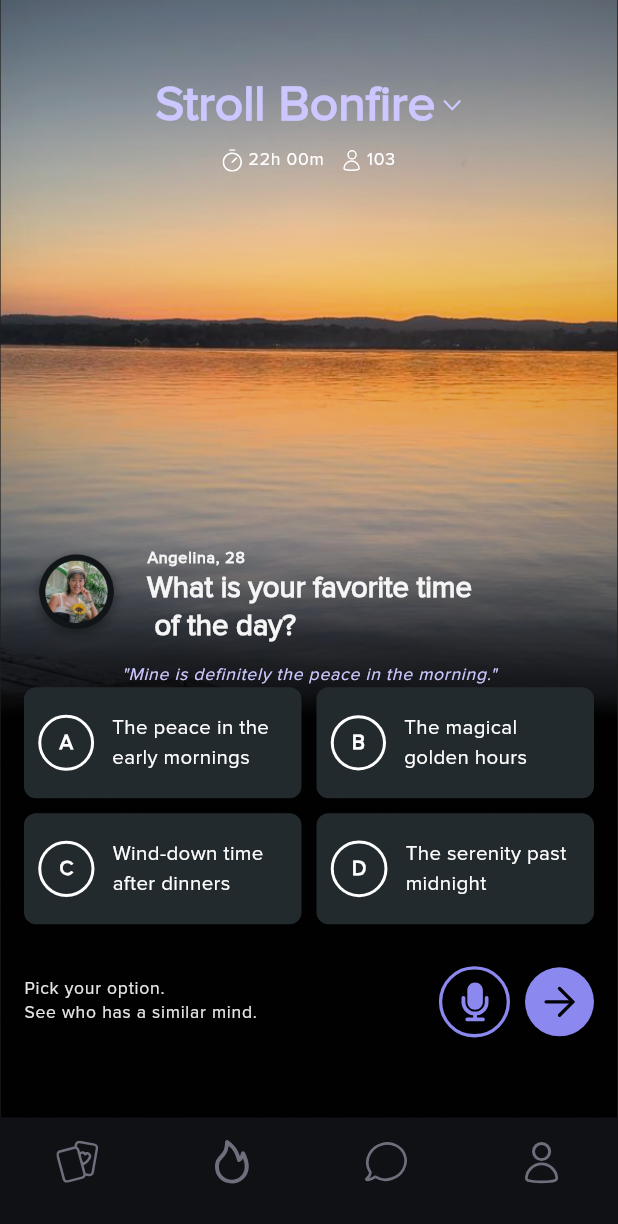
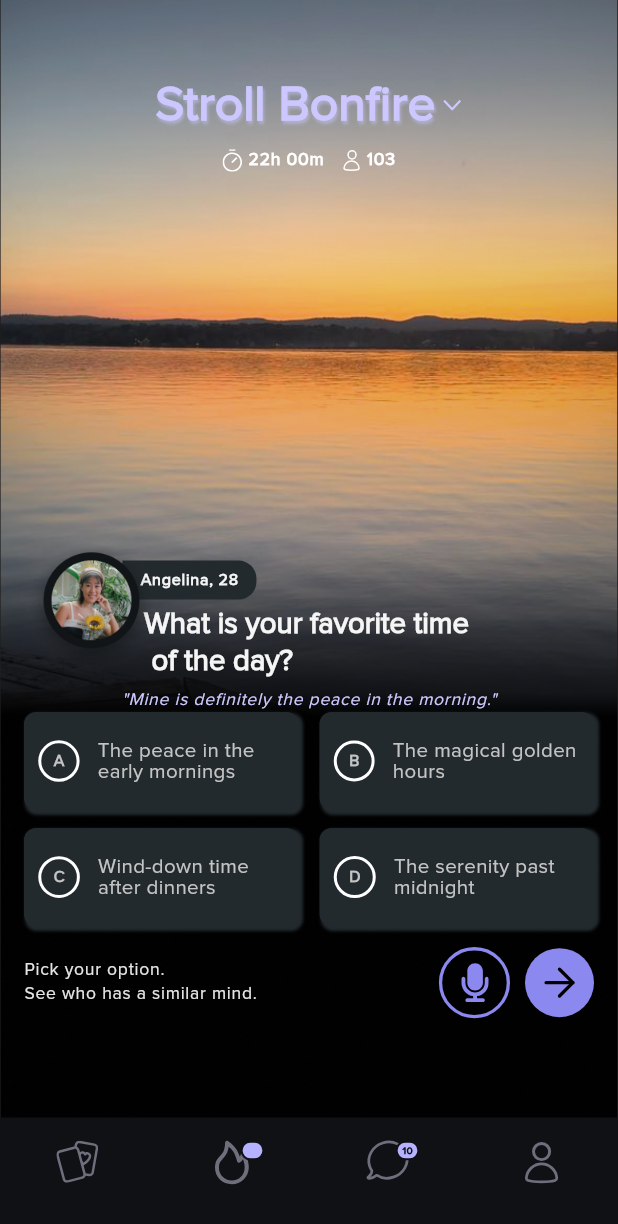
Before and after one commit to FuturetheCoder/stroll_bonfire, a Flutter app: the screen it shows after launch, on a phone screen of 412 x 824 dp. Shown: the top 1224 px of the screen. Run offline on Flutter 3.47's test engine with Material 3 defaults, Android fonts, the phone set to English and light mode, and no system bars; our stand-ins replace flutter_screenutil, flutter_svg, sizer; statements that could not run were skipped.

Commit message:
work on aligning the UIs

```diff
--- a/lib/feature/stroll_bonfire/screen/stroll_bonfire_screen.dart
+++ b/lib/feature/stroll_bonfire/screen/stroll_bonfire_screen.dart
@@ -7,10 +7,10 @@ class StrollBonfireScreen extends StatefulWidget {
   const StrollBonfireScreen({super.key});
 
   @override
-  _StrollBonfireScreenState createState() => _StrollBonfireScreenState();
+  StrollBonfireScreenState createState() => StrollBonfireScreenState();
 }
 
-class _StrollBonfireScreenState extends State<StrollBonfireScreen> {
+class StrollBonfireScreenState extends State<StrollBonfireScreen> {
   String? selectedOption; // Track the selected option
 
   @override
@@ -36,7 +36,19 @@ class _StrollBonfireScreenState extends State<StrollBonfireScreen> {
                     mainAxisAlignment: MainAxisAlignment.center,
                     children: [
                       Text('Stroll Bonfire',
-                          style: Theme.of(context).textTheme.headlineLarge),
+                          style: Theme.of(context)
+                              .textTheme
+                              .headlineLarge!
+                              .copyWith(
+                            shadows: [
+                              Shadow(
+                                blurRadius: 2.0,
+                                color:
+                                    AppColors.headlinePurple.withOpacity(0.5),
+                                offset: const Offset(1, 2),
+                              ),
+                            ],
+                          )),
                       AppSpacer.W1,
                       SvgPicture.asset(AppImages.dropdown)
                     ],
@@ -52,7 +64,9 @@ class _StrollBonfireScreenState extends State<StrollBonfireScreen> {
                           style: Theme.of(context)
                               .textTheme
                               .labelMedium!
-                              .copyWith(color: AppColors.white)),
+                              .copyWith(
+                                  color: AppColors.white,
+                                  fontWeight: FontWeight.bold)),
                       AppSpacer.W3,
                       SvgPicture.asset(AppImages.userSmall),
                       AppSpacer.W1,
@@ -60,31 +74,88 @@ class _StrollBonfireScreenState extends State<StrollBonfireScreen> {
                           style: Theme.of(context)
                               .textTheme
                               .labelMedium!
-                              .copyWith(color: AppColors.white)),
+                              .copyWith(
+                                  color: AppColors.white,
+                                  fontWeight: FontWeight.bold)),
                     ],
                   ),
 
-                  AppSpacer.H30,
+                  AppSpacer.H32,
+                  SizedBox(
+                    width: 200, // Adjust the size of the stack container
+                    height: 70,
+                    child: Stack(
+                      clipBehavior: Clip.none, // Allow content to overflow
+                      children: [
+                        // Positioned text at the top right corner
+                        Positioned(
+                          top: -5,
+                          right: 45,
+                          child: Container(
+                            padding: const EdgeInsets.symmetric(
+                                vertical: 5.0,
+                                horizontal:
+                                    12), // Add padding around the option
+                            decoration: const BoxDecoration(
+                              color: AppColors.tabGrey,
+                              borderRadius: BorderRadius.only(
+                                bottomRight: Radius.circular(12),
+                                topRight: Radius.circular(12),
+                              ),
+                            ),
+                            child: Text('Angelina, 28',
+                                style: Theme.of(context).textTheme.labelSmall),
+                          ),
+                        ),
+                        Positioned(
+                          top: 25,
+                          left: 80,
+                          child: Text(
+                              'What is your favorite time\n of the day?',
+                              style: Theme.of(context).textTheme.titleLarge),
+                        ),
+                        // Positioned CircleAvatar at the bottom left
+                        Positioned(
+                          bottom: 0,
+                          left: 0,
+                          child: Image.asset(
+                            AppImages.angelinaAvatar,
+                            width: 90,
+                            height: 90,
+                          ), // Replace with your image URL
+                        ),
+                      ],
+                    ),
+                  ),
                   // Poll Question
-                  Row(
+                  /* Row(
                     children: [
                       SizedBox(
                         child: Image.asset(AppImages.angelinaAvatar),
-                        height: 70,
-                        width: 70,
+                        height: 90,
+                        width: 90,
                       ),
-                      SizedBox(width: 12),
                       Column(
                         crossAxisAlignment: CrossAxisAlignment.start,
                         children: [
-                          Text('Angelina, 28',
-                              style: Theme.of(context).textTheme.labelSmall),
+                          Container(
+                            padding: const EdgeInsets.symmetric(
+                                vertical: 5.0,
+                                horizontal:
+                                    10), // Add padding around the option
+                            decoration: BoxDecoration(
+                              color: AppColors.tabGrey,
+                              borderRadius: BorderRadius.circular(12),
+                            ),
+                            child: Text('Angelina, 28',
+                                style: Theme.of(context).textTheme.labelSmall),
+                          ),
                           Text('What is your favorite time\n of the day?',
                               style: Theme.of(context).textTheme.titleLarge),
                         ],
                       ),
                     ],
-                  ),
+                  ),*/
                   const SizedBox(height: 10),
 
                   Center(
@@ -100,10 +171,10 @@ class _StrollBonfireScreenState extends State<StrollBonfireScreen> {
                   // Options in GridView
                   GridView.count(
                     shrinkWrap: true,
-                    crossAxisCount: 2, // 2 columns for the grid
-                    crossAxisSpacing: 10,
-                    mainAxisSpacing: 10,
-                    childAspectRatio: 2.5, // Adjust aspect ratio for appearance
+                    crossAxisCount: 2,
+                    crossAxisSpacing: 14,
+                    mainAxisSpacing: 12,
+                    childAspectRatio: 2.8,
                     children: [
                       _buildOption('A', 'The peace in the early mornings'),
                       _buildOption('B', 'The magical golden hours'),
@@ -111,7 +182,7 @@ class _StrollBonfireScreenState extends State<StrollBonfireScreen> {
                       _buildOption('D', 'The serenity past midnight'),
                     ],
                   ),
-                  const SizedBox(height: 24),
+                  const SizedBox(height: 10),
                   // Pick your option text with round FloatingActionButtons
                   Row(
                     children: [
@@ -125,7 +196,7 @@ class _StrollBonfireScreenState extends State<StrollBonfireScreen> {
                         icon: AppImages.mic,
                         onTap: () {},
                       ),
-                      const SizedBox(width: 10), // Space between buttons
+                      const SizedBox(width: 10),
                       RoundButton(
                         hasBorder: false,
                         icon: AppImages.arrow,
@@ -167,7 +238,8 @@ class _StrollBonfireScreenState extends State<StrollBonfireScreen> {
   }
 
   Widget _buildOption(String letter, String text) {
-    bool isSelected = selectedOption == letter; // Check if this option is selected
+    bool isSelected =
+        selectedOption == letter; // Check if this option is selected
     Color borderColor = isSelected ? AppColors.iconPurple : AppColors.tabGrey;
     Color circleBorderColor = isSelected ? AppColors.iconPurple : Colors.white;
 
@@ -178,7 +250,9 @@ class _StrollBonfireScreenState extends State<StrollBonfireScreen> {
         });
       },
       child: Container(
-        padding: const EdgeInsets.all(8.0), // Add padding around the option
+        padding: const EdgeInsets.symmetric(
+            horizontal: 8.0),
+             // Add padding around the option
         decoration: BoxDecoration(
           color: AppColors.tabGrey,
           borderRadius: BorderRadius.circular(8),
@@ -186,28 +260,41 @@ class _StrollBonfireScreenState extends State<StrollBonfireScreen> {
             color: borderColor,
             width: 1.5,
           ),
+          boxShadow: const [
+            BoxShadow(
+              color: AppColors.tabGrey, // Shadow color with opacity
+              spreadRadius: 1, // Spread radius of the shadow
+              blurRadius: 1,
+              offset: Offset(2, 2),
+            ),
+          ],
         ),
         child: Row(
           children: [
             // Circle around the letter
             Container(
-              padding: const EdgeInsets.all(12),
+              padding: const EdgeInsets.all(8),
               decoration: BoxDecoration(
+                color: borderColor,
                 shape: BoxShape.circle,
                 border: Border.all(color: circleBorderColor, width: 2),
               ),
-              child: Text(
-                letter,
-                style: const TextStyle(
-                    color: Colors.white, fontWeight: FontWeight.bold),
-              ),
+              child: Text(letter,
+                  style: Theme.of(context)
+                      .textTheme
+                      .labelSmall!
+                      .copyWith(color: AppColors.ash)),
             ),
             const SizedBox(width: 12), // Spacing between circle and text
             Expanded(
               child: Text(
                 text,
-                style: const TextStyle(color: Colors.white),
-                maxLines: 2, // Limit the text to 2 lines
+                style: Theme.of(context)
+                    .textTheme
+                    .bodyMedium!
+                    .copyWith(color: AppColors.ash, height: 1.0),
+
+                maxLines: 2, // Limit the text to 2 lines for now
                 overflow: TextOverflow.ellipsis, // Handle text overflow
               ),
             ),
--- a/lib/feature/stroll_bonfire/widget/custom_round_button.dart
+++ b/lib/feature/stroll_bonfire/widget/custom_round_button.dart
@@ -2,6 +2,7 @@ import 'package:flutter/material.dart';
 import 'package:flutter_svg/flutter_svg.dart';
 import 'package:stroll_bonfire/utils/utils.dart';
 
+// ignore: must_be_immutable
 class RoundButton extends StatelessWidget {
   String? icon;
   bool hasBorder = false;
--- a/lib/utils/theme/app_theme.dart
+++ b/lib/utils/theme/app_theme.dart
@@ -30,7 +30,7 @@ class AppTheme {
       labelMedium: TextStyle(
         fontFamily: 'Proxima',
         fontSize: 12.0.sp,
-        fontWeight: FontWeight.w500,
+        fontWeight: FontWeight.w100,
         color: AppColors.secondAsh,
       ),
       labelSmall: TextStyle(
```
Also changed, not shown: assets/svgs/chat.svg, assets/svgs/trend.svg.
